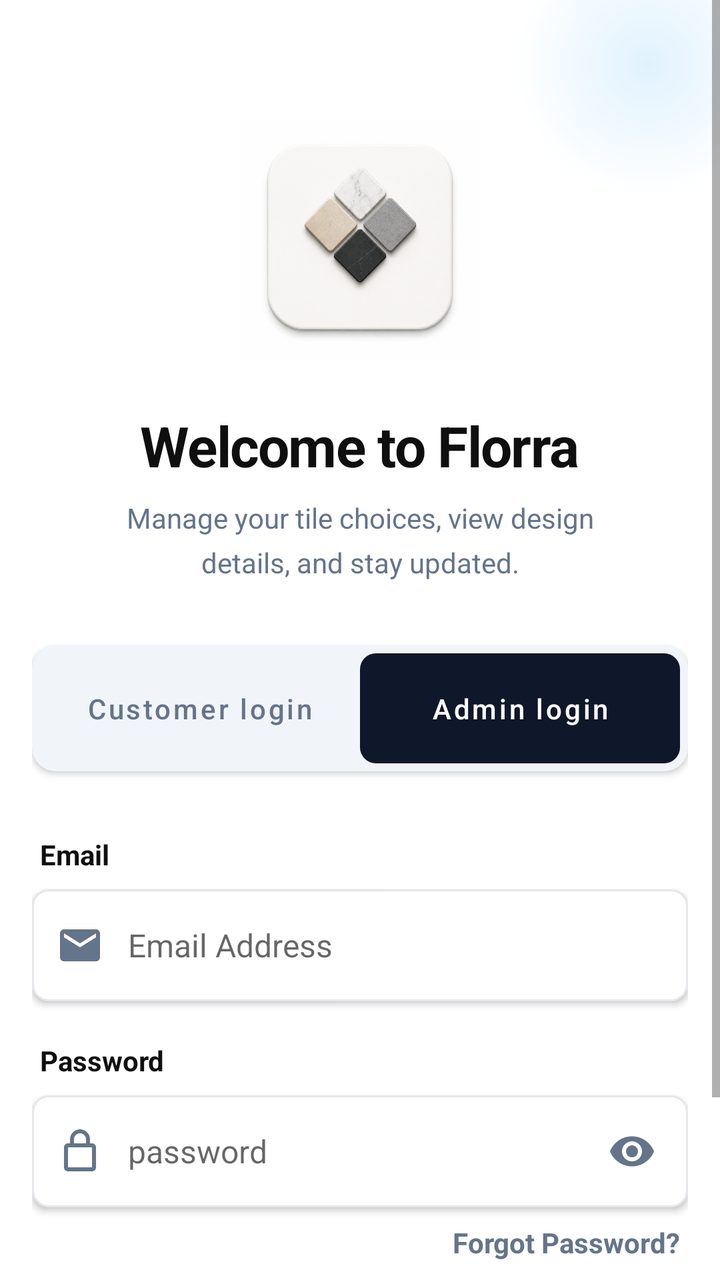
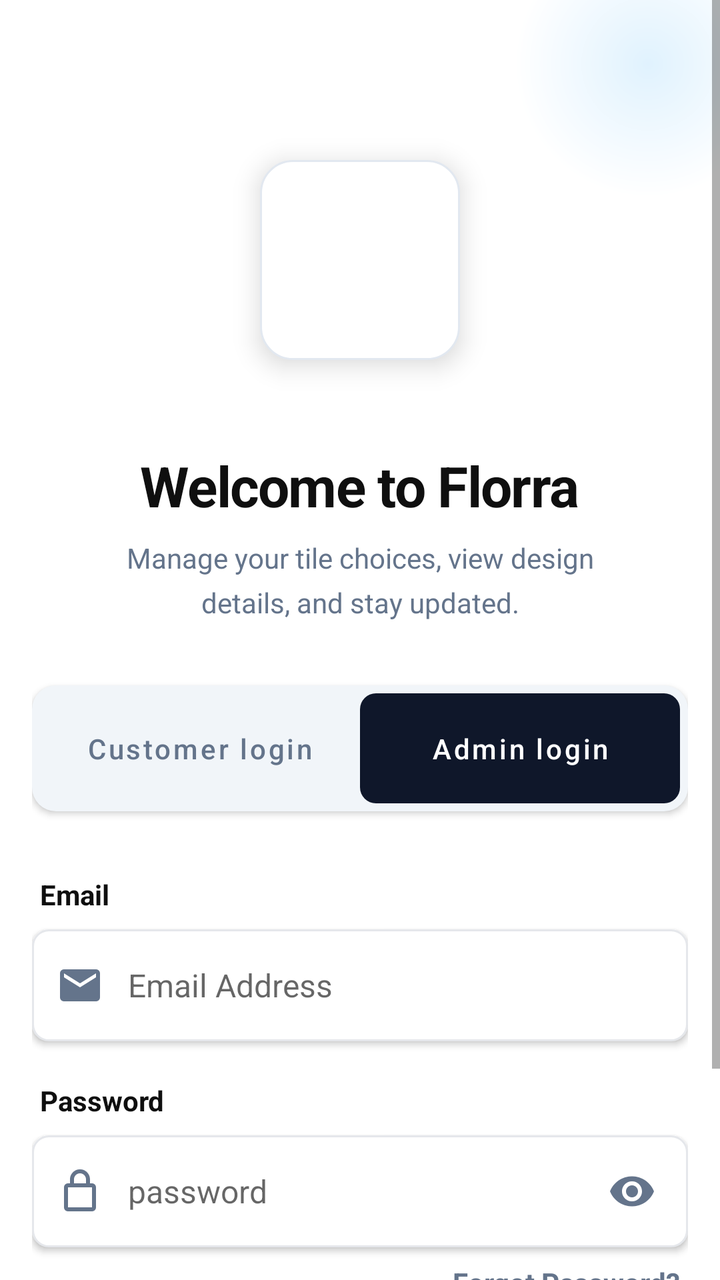

The first picture is an Android layout as it rendered before a commit; the second is the same layout after the commit. The layout source and the unified diff follow.
<!-- AndroidManifest.xml: application theme Theme.Florra -->
<!-- res/layout/activity_login.xml -->
<?xml version="1.0" encoding="utf-8"?>
<RelativeLayout xmlns:android="http://schemas.android.com/apk/res/android"
    android:layout_width="match_parent"
    android:layout_height="match_parent"
    android:background="@color/background_light"
    android:fitsSystemWindows="true">

    
    <View
        android:id="@+id/backgroundGradient"
        android:layout_width="match_parent"
        android:layout_height="320dp"
        android:background="@drawable/bg_login_gradient" />

    
    <ScrollView
        android:layout_width="match_parent"
        android:layout_height="match_parent"
        android:fillViewport="true"
        android:fitsSystemWindows="true">

        <LinearLayout
            android:id="@+id/mainContainer"
            android:layout_width="match_parent"
            android:layout_height="wrap_content"
            android:orientation="vertical"
            android:paddingHorizontal="16dp"
            android:paddingTop="60dp"
            android:paddingBottom="24dp"
            android:fitsSystemWindows="true">

            
            <ImageView
                android:id="@+id/logoIcon"
                android:layout_width="120dp"
                android:layout_height="120dp"
                android:layout_gravity="center"
                android:layout_marginBottom="24dp"
                android:src="@drawable/app_logo"
                android:elevation="4dp" />

            

            
            <TextView
                android:id="@+id/txtWelcomeCustomer"
                android:layout_width="wrap_content"
                android:layout_height="wrap_content"
                android:layout_gravity="center"
                android:layout_marginBottom="8dp"
                android:letterSpacing="-0.02"
                android:lineSpacingExtra="4sp"
                android:text="Welcome to Florra"
                android:textColor="@color/primary"
                android:textSize="28sp"
                android:textStyle="bold"
                android:visibility="visible" />

            <TextView
                android:id="@+id/txtWelcomeAdmin"
                android:layout_width="wrap_content"
                android:layout_height="wrap_content"
                android:text="Welcome, Administrator"
                android:textColor="@color/primary"
                android:textSize="28sp"
                android:textStyle="bold"
                android:letterSpacing="-0.02"
                android:lineSpacingExtra="4sp"
                android:layout_marginBottom="8dp"
                android:layout_gravity="center"
                android:visibility="gone" />

            
            <TextView
                android:id="@+id/txtDescCustomer"
                android:layout_width="wrap_content"
                android:layout_height="wrap_content"
                android:text="Manage your tile choices, view design details, and stay updated."
            android:textColor="@color/slate_500"
                android:textSize="14sp"
                android:lineSpacingExtra="6sp"
                android:gravity="center"
                android:maxWidth="280dp"
                android:layout_marginBottom="32dp"
                android:layout_gravity="center"
                android:paddingHorizontal="16dp"
                android:visibility="visible" />

            
            <TextView
                android:id="@+id/txtDescAdmin"
                android:layout_width="wrap_content"
                android:layout_height="wrap_content"
                android:text="Manage your tile collections, customers, and invoices in one place."
                android:textColor="@color/slate_500"
                android:textSize="14sp"
                android:lineSpacingExtra="6sp"
                android:gravity="center"
                android:maxWidth="280dp"
                android:layout_marginBottom="32dp"
                android:layout_gravity="center"
                android:paddingHorizontal="16dp"
                android:visibility="gone" />

            
            <LinearLayout
                android:id="@+id/loginTypeSelector"
                android:layout_width="match_parent"
                android:layout_height="wrap_content"
                android:background="@drawable/bg_tab_selector"
                android:orientation="horizontal"
                android:padding="4dp"
                android:layout_marginBottom="32dp"
                android:elevation="2dp">

                <Button
                    android:id="@+id/btnCustomerLogin"
                    android:layout_width="0dp"
                    android:layout_height="wrap_content"
                    android:layout_weight="1"
                    android:text="Customer login"
                    android:textColor="@color/slate_500"
                    android:textSize="14sp"
                    android:textStyle="normal"
                    android:background="@android:color/transparent"
                    android:paddingVertical="12dp"
                    android:textAllCaps="false"
                    android:stateListAnimator="@null" />

                <Button
                    android:id="@+id/btnAdminLogin"
                    android:layout_width="0dp"
                    android:layout_height="wrap_content"
                    android:layout_weight="1"
                    android:text="Admin login"
                    android:textColor="@color/white"
                    android:textSize="14sp"
                    android:textStyle="normal"
                    android:background="@drawable/bg_active_tab"
                    android:paddingVertical="12dp"
                    android:textAllCaps="false"
                    android:stateListAnimator="@null" />

            </LinearLayout>

            
            <LinearLayout
                android:id="@+id/customerLoginLayout"
                android:layout_width="match_parent"
                android:layout_height="wrap_content"
                android:orientation="vertical"
                android:visibility="gone">

                
                <TextView
                    android:layout_width="wrap_content"
                    android:layout_height="wrap_content"
                    android:text="Email or Username"
                    android:textColor="@color/primary"
                    android:textSize="14sp"
                    android:textStyle="bold"
                    android:layout_marginBottom="8dp"
                    android:layout_marginStart="4dp" />

                <RelativeLayout
                    android:layout_width="match_parent"
                    android:layout_height="56dp"
                    android:background="@drawable/bg_input_field"
                    android:layout_marginBottom="20dp"
                    android:elevation="2dp">

                    <ImageView
                        android:layout_width="48dp"
                        android:layout_height="match_parent"
                        android:src="@drawable/ic_mail"
                        android:tint="@color/slate_500"
                        android:scaleType="center" />

                    <EditText
                        android:id="@+id/edtCustomerEmail"
                        android:layout_width="match_parent"
                        android:layout_height="match_parent"
                        android:layout_marginStart="48dp"
                        android:layout_marginEnd="16dp"
                        android:hint="sales@showroom.com"
                        android:textColor="@color/primary"
                        android:textSize="16sp"
                        android:inputType="textEmailAddress"
                        android:background="@android:color/transparent"
                        android:paddingVertical="0dp"
                        android:paddingHorizontal="0dp"
                        android:maxLines="1" />

                </RelativeLayout>

                
                <TextView
                    android:layout_width="wrap_content"
                    android:layout_height="wrap_content"
                    android:text="Password"
                    android:textColor="@color/primary"
                    android:textSize="14sp"
                    android:textStyle="bold"
                    android:layout_marginBottom="8dp"
                    android:layout_marginStart="4dp" />

                <RelativeLayout
                    android:layout_width="match_parent"
                    android:layout_height="56dp"
                    android:background="@drawable/bg_input_field"
                    android:layout_marginBottom="8dp"
                    android:elevation="2dp">

                    <ImageView
                        android:layout_width="48dp"
                        android:layout_height="match_parent"
                        android:src="@drawable/ic_lock"
                        android:tint="@color/slate_500"
                        android:scaleType="center" />

                    <EditText
                        android:id="@+id/edtCustomerPassword"
                        android:layout_width="match_parent"
                        android:layout_height="match_parent"
                        android:layout_marginStart="48dp"
                        android:layout_marginEnd="56dp"
                        android:hint="••••••••"
                        android:textColor="@color/primary"
                        android:textSize="16sp"
                        android:inputType="textPassword"
                        android:background="@android:color/transparent"
                        android:paddingVertical="0dp"
                        android:paddingHorizontal="0dp"
                        android:maxLines="1" />

                    <ImageView
                        android:id="@+id/btnToggleCustomerPassword"
                        android:layout_width="56dp"
                        android:layout_height="match_parent"
                        android:layout_alignParentEnd="true"
                        android:src="@drawable/ic_visibility"
                        android:tint="@color/slate_500"
                        android:scaleType="center"
                        android:clickable="true"
                        android:focusable="true" />

                </RelativeLayout>

                
                <TextView
                    android:id="@+id/btnForgotPassword"
                    android:layout_width="wrap_content"
                    android:layout_height="wrap_content"
                    android:text="Forgot Password?"
                    android:textColor="@color/slate_500"
                    android:textSize="14sp"
                    android:textStyle="bold"
                    android:layout_marginBottom="20dp"
                    android:layout_marginEnd="4dp"
                    android:layout_gravity="end"
                    android:clickable="true"
                    android:focusable="true" />

            </LinearLayout>

            
            <LinearLayout
                android:id="@+id/adminLoginLayout"
                android:layout_width="match_parent"
                android:layout_height="wrap_content"
                android:orientation="vertical"
                android:visibility="visible">

                
                <TextView
                    android:layout_width="wrap_content"
                    android:layout_height="wrap_content"
                    android:text="Email"
                    android:textColor="@color/primary"
                    android:textSize="14sp"
                    android:textStyle="bold"
                    android:layout_marginBottom="8dp"
                    android:layout_marginStart="4dp" />

                <RelativeLayout
                    android:layout_width="match_parent"
                    android:layout_height="56dp"
                    android:background="@drawable/bg_input_field"
                    android:layout_marginBottom="20dp"
                    android:elevation="2dp">

                    <ImageView
                        android:layout_width="48dp"
                        android:layout_height="match_parent"
                        android:src="@drawable/ic_mail"
                        android:tint="@color/slate_500"
                        android:scaleType="center" />

                    <EditText
                        android:id="@+id/edtAdminEmail"
                        android:layout_width="match_parent"
                        android:layout_height="match_parent"
                        android:layout_marginStart="48dp"
                        android:layout_marginEnd="16dp"
                        android:hint="Email Address"
                        android:textColor="@color/primary"
                        android:textSize="16sp"
                        android:inputType="textEmailAddress"
                        android:background="@android:color/transparent"
                        android:paddingVertical="0dp"
                        android:paddingHorizontal="0dp"
                        android:maxLines="1" />

                </RelativeLayout>

                
                <TextView
                    android:layout_width="wrap_content"
                    android:layout_height="wrap_content"
                    android:text="Password"
                    android:textColor="@color/primary"
                    android:textSize="14sp"
                    android:textStyle="bold"
                    android:layout_marginBottom="8dp"
                    android:layout_marginStart="4dp" />

                <RelativeLayout
                    android:layout_width="match_parent"
                    android:layout_height="56dp"
                    android:background="@drawable/bg_input_field"
                    android:layout_marginBottom="8dp"
                    android:elevation="2dp">

                    <ImageView
                        android:layout_width="48dp"
                        android:layout_height="match_parent"
                        android:src="@drawable/ic_lock"
                        android:tint="@color/slate_500"
                        android:scaleType="center" />

                    <EditText
                        android:id="@+id/edtAdminPassword"
                        android:layout_width="match_parent"
                        android:layout_height="match_parent"
                        android:layout_marginStart="48dp"
                        android:layout_marginEnd="56dp"
                        android:hint="password"
                        android:textColor="@color/primary"
                        android:textSize="16sp"
                        android:inputType="textPassword"
                        android:background="@android:color/transparent"
                        android:paddingVertical="0dp"
                        android:paddingHorizontal="0dp"
                        android:maxLines="1" />

                    <ImageView
                        android:id="@+id/btnToggleAdminPassword"
                        android:layout_width="56dp"
                        android:layout_height="match_parent"
                        android:layout_alignParentEnd="true"
                        android:src="@drawable/ic_visibility"
                        android:tint="@color/slate_500"
                        android:scaleType="center"
                        android:clickable="true"
                        android:focusable="true" />

                </RelativeLayout>

                
                <TextView
                    android:id="@+id/btnForgotPasswordAdmin"
                    android:layout_width="wrap_content"
                    android:layout_height="wrap_content"
                    android:text="Forgot Password?"
                    android:textColor="@color/slate_500"
                    android:textSize="14sp"
                    android:textStyle="bold"
                    android:layout_marginBottom="20dp"
                    android:layout_marginEnd="4dp"
                    android:layout_gravity="end"
                    android:clickable="true"
                    android:focusable="true" />

            </LinearLayout>

            
            <Button
                android:id="@+id/btnLogin"
                android:layout_width="match_parent"
                android:layout_height="48dp"
                android:text="Log in"
                android:textColor="@color/white"
                android:textSize="16sp"
                android:textStyle="bold"
                android:background="@drawable/bg_login_button"
                android:textAllCaps="false"
                android:letterSpacing="0.015"
                android:layout_marginBottom="24dp"
                android:elevation="4dp" />

            
            <LinearLayout
                android:id="@+id/orDivider"
                android:layout_width="match_parent"
                android:layout_height="wrap_content"
                android:orientation="horizontal"
                android:gravity="center"
                android:layout_marginBottom="24dp"
                android:visibility="gone">

                <View
                    android:layout_width="0dp"
                    android:layout_height="1dp"
                    android:layout_weight="1"
                    android:background="@color/slate_300" />

                <TextView
                    android:layout_width="wrap_content"
                    android:layout_height="wrap_content"
                    android:text="OR"
                    android:textColor="@color/slate_500"
                    android:textSize="12sp"
                    android:textStyle="bold"
                    android:paddingHorizontal="16dp" />

                <View
                    android:layout_width="0dp"
                    android:layout_height="1dp"
                    android:layout_weight="1"
                    android:background="@color/slate_300" />

            </LinearLayout>

            
            <Button
                android:id="@+id/btnCreateAccount"
                android:layout_width="match_parent"
                android:layout_height="48dp"
                android:text="Create new account"
                android:textColor="@color/white"
                android:textSize="16sp"
                android:textStyle="bold"
                android:background="@drawable/bg_create_account_button"
                android:textAllCaps="false"
                android:letterSpacing="0.015"
                android:layout_marginBottom="32dp"
                android:elevation="2dp"
                android:visibility="gone" />

            

        </LinearLayout>

    </ScrollView>

    
    <LinearLayout
        android:id="@+id/customerFooter"
        android:layout_width="match_parent"
        android:layout_height="wrap_content"
        android:orientation="vertical"
        android:gravity="center"
        android:layout_alignParentBottom="true"
        android:background="@color/slate_100"
        android:paddingVertical="16dp"
        android:fitsSystemWindows="true"
        android:visibility="gone">

        <TextView
            android:layout_width="wrap_content"
            android:layout_height="wrap_content"
            android:text="Florra App v1.0.2"
            android:textColor="@color/slate_500"
            android:textSize="12sp"
            android:textStyle="bold" />

    </LinearLayout>

</RelativeLayout>
<!-- resources referenced by this layout -->
<resources>
  <color name="background_light">#ffffff</color>
  <color name="primary">#0F0F0F</color>
  <color name="slate_100">#F1F5F9</color>
  <color name="slate_300">#CBD5E1</color>
  <color name="slate_500">#64748B</color>
  <color name="white">#FFFFFFFF</color>
  <!-- drawable app_logo: jpg bitmap (drawable, 198360 bytes) -->
  <!-- drawable bg_active_tab (drawable) -->
  <?xml version="1.0" encoding="utf-8"?>
  <shape xmlns:android="http://schemas.android.com/apk/res/android"
      android:shape="rectangle">
      <solid android:color="@color/primary" />
      <corners android:radius="8dp" />
  </shape>
  <!-- drawable bg_create_account_button (drawable) -->
  <?xml version="1.0" encoding="utf-8"?>
  <shape xmlns:android="http://schemas.android.com/apk/res/android"
      android:shape="rectangle">
      <solid android:color="@color/slate_200" />
      <corners android:radius="24dp" />
  </shape>
  <!-- drawable bg_input_field (drawable) -->
  <?xml version="1.0" encoding="utf-8"?>
  <shape xmlns:android="http://schemas.android.com/apk/res/android">
      <solid android:color="@color/white" />
      <corners android:radius="8dp" />
      <stroke
          android:width="1dp"
          android:color="#E5E7EB" />
  </shape>
  <!-- drawable bg_login_button (drawable) -->
  <?xml version="1.0" encoding="utf-8"?>
  <shape xmlns:android="http://schemas.android.com/apk/res/android"
      android:shape="rectangle">
      <solid android:color="@color/primary" />
      <corners android:radius="24dp" />
  </shape>
  <!-- drawable bg_login_gradient (drawable) -->
  <?xml version="1.0" encoding="utf-8"?>
  <shape xmlns:android="http://schemas.android.com/apk/res/android">
      <gradient
          android:type="radial"
          android:gradientRadius="400"
          android:centerX="90%"
          android:centerY="10%"
          android:startColor="#E0F2FE"
          android:centerColor="#FFFFFF"
          android:endColor="@android:color/transparent" />
  </shape>
  <!-- drawable bg_tab_selector (drawable) -->
  <?xml version="1.0" encoding="utf-8"?>
  <shape xmlns:android="http://schemas.android.com/apk/res/android"
      android:shape="rectangle">
      <solid android:color="@color/slate_100" />
      <corners android:radius="12dp" />
  </shape>
  <style name="Theme.Florra" parent="Theme.MaterialComponents.DayNight.NoActionBar">
          <item name="colorPrimary">#0F172A</item>
          <item name="colorPrimaryVariant">#0F172A</item>
          <item name="colorOnPrimary">#FFFFFF</item>
          <item name="colorSecondary">#E2E8F0</item>
          <item name="colorSecondaryVariant">#CBD5E1</item>
          <item name="colorOnSecondary">#0F172A</item>
          <item name="android:statusBarColor">@android:color/transparent</item>
          <item name="android:navigationBarColor">@android:color/transparent</item>
          <item name="android:windowLightStatusBar">true</item>
          <item name="android:windowLightNavigationBar">false</item>
      </style>
  <color name="slate_200">#E2E8F0</color>
  <!-- unchanged entries left out for length: 3 -->
</resources>

<!-- the commit's change to res/layout/activity_login.xml (unified diff, before → after) -->
@@ -30,14 +30,29 @@
             android:fitsSystemWindows="true">
 
             
-            <ImageView
-                android:id="@+id/logoIcon"
-                android:layout_width="120dp"
-                android:layout_height="120dp"
-                android:layout_gravity="center"
+            <RelativeLayout
+                android:layout_width="match_parent"
+                android:layout_height="140dp"
                 android:layout_marginBottom="24dp"
-                android:src="@drawable/app_logo"
-                android:elevation="4dp" />
+                android:gravity="center">
+
+                
+                <View
+                    android:id="@+id/logoBackground"
+                    android:layout_width="100dp"
+                    android:layout_height="100dp"
+                    android:background="@drawable/bg_logo_container"
+                    android:elevation="8dp" />
+
+                
+                <ImageView
+                    android:id="@+id/logoIcon"
+                    android:layout_width="48dp"
+                    android:layout_height="48dp"
+                    android:src="@drawable/ic_dashboard"
+                    android:tint="@color/primary" />
+
+            </RelativeLayout>
 
             
 
<!-- resource entries referenced after the edit -->
@@ -6,7 +6,6 @@
   <color name="slate_300">#CBD5E1</color>
   <color name="slate_500">#64748B</color>
   <color name="white">#FFFFFFFF</color>
-  <!-- drawable app_logo: jpg bitmap (drawable, 198360 bytes) -->
   <!-- drawable bg_active_tab (drawable) -->
   <?xml version="1.0" encoding="utf-8"?>
   <shape xmlns:android="http://schemas.android.com/apk/res/android"
@@ -49,6 +48,16 @@
           android:centerColor="#FFFFFF"
           android:endColor="@android:color/transparent" />
   </shape>
+  <!-- drawable bg_logo_container (drawable) -->
+  <?xml version="1.0" encoding="utf-8"?>
+  <shape xmlns:android="http://schemas.android.com/apk/res/android"
+      android:shape="rectangle">
+      <solid android:color="@color/white" />
+      <corners android:radius="16dp" />
+      <stroke
+          android:width="1dp"
+          android:color="@color/slate_200" />
+  </shape>
   <!-- drawable bg_tab_selector (drawable) -->
   <?xml version="1.0" encoding="utf-8"?>
   <shape xmlns:android="http://schemas.android.com/apk/res/android"
@@ -56,6 +65,18 @@
       <solid android:color="@color/slate_100" />
       <corners android:radius="12dp" />
   </shape>
+  <!-- drawable ic_dashboard (drawable) -->
+  <?xml version="1.0" encoding="utf-8"?>
+  <vector xmlns:android="http://schemas.android.com/apk/res/android"
+      android:width="24dp"
+      android:height="24dp"
+      android:viewportWidth="24"
+      android:viewportHeight="24"
+      android:tint="?attr/colorControlNormal">
+      <path
+          android:fillColor="@android:color/white"
+          android:pathData="M19,5v2h-4L15,5h4M9,5v4L5,9L5,5h4M19,13v4h-4v-4h4M9,17v2L5,19v-2h4M21,3h-8v6h8L21,3zM11,3L3,3v8h8L11,3zM21,13h-8v8h8v-8zM11,15L3,15v6h8v-6z"/>
+  </vector>
   <style name="Theme.Florra" parent="Theme.MaterialComponents.DayNight.NoActionBar">
           <item name="colorPrimary">#0F172A</item>
           <item name="colorPrimaryVariant">#0F172A</item>
@@ -65,7 +86,7 @@
           <item name="colorOnSecondary">#0F172A</item>
           <item name="android:statusBarColor">@android:color/transparent</item>
           <item name="android:navigationBarColor">@android:color/transparent</item>
-          <item name="android:windowLightStatusBar">true</item>
+          <item name="android:windowLightStatusBar">false</item>
           <item name="android:windowLightNavigationBar">false</item>
       </style>
   <color name="slate_200">#E2E8F0</color>
